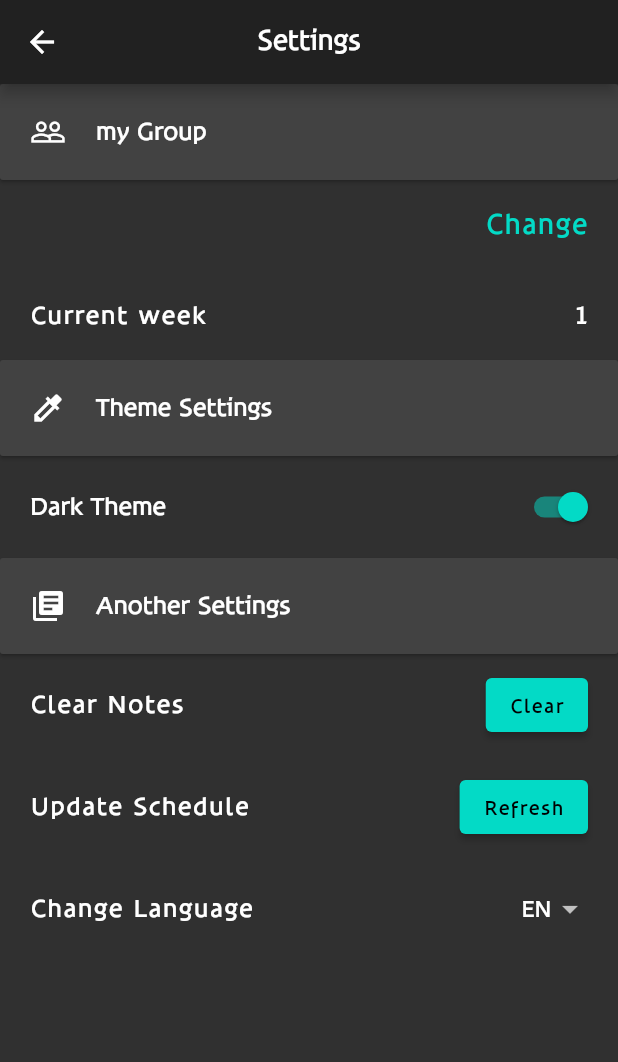
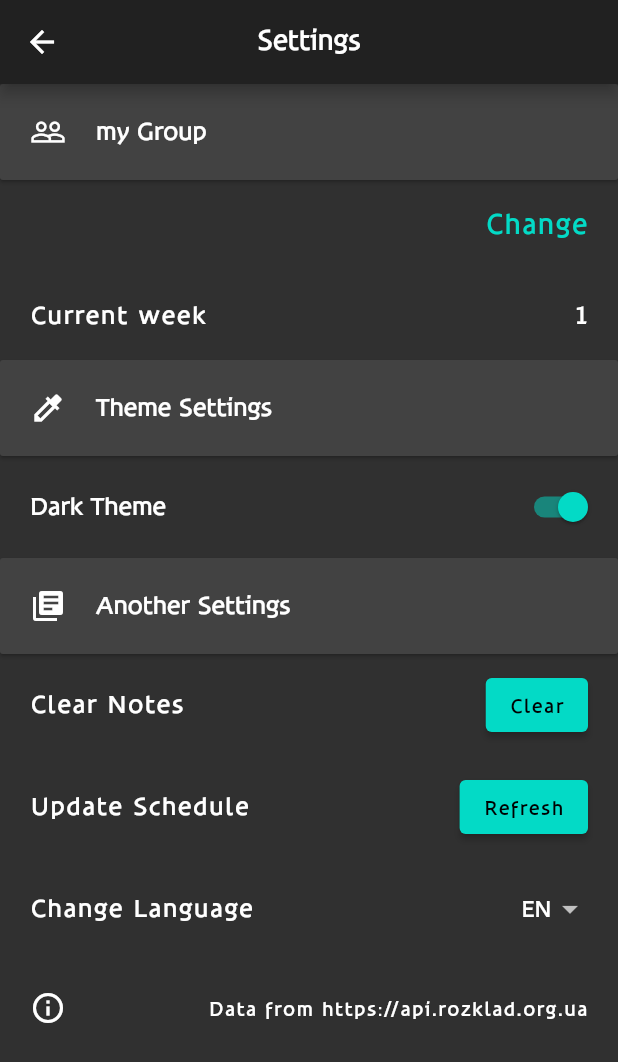
Before and after one commit to Lawliet18/kpi-schedule, a Flutter app: the Settings screen opened directly, on a phone screen of 412 x 824 dp. Shown: the top 1062 px of the screen. Run offline on Flutter 3.47's test engine with Material 2 defaults, Android fonts, the phone set to English and light mode, and no system bars; our stand-ins replace flutter_keyboard_visibility, image_picker, percent_indicator, shared_preferences, sqflite, sqflite_common; accounts and stored records are empty; network calls fail.

Commit message:
some updates

```diff
--- a/lib/Models/teacher_schedule_model.dart
+++ b/lib/Models/teacher_schedule_model.dart
@@ -27,13 +27,13 @@ class TeacherSchedules {
 
   factory TeacherSchedules.fromJson(Map<String, dynamic> json) {
     final groups = <String>[];
-    if (json['groups'] != null && json["groups"] is List<dynamic>) {
+    if (json['groups'] != null && json['groups'] is List<dynamic>) {
       json['groups'].forEach((v) {
         groups.add(v['group_full_name'] as String);
       });
     }
-    if (json["groups"] is String) {
-      groups.add(json["groups"] as String);
+    if (json['groups'] is String) {
+      groups.add(json['groups'] as String);
     }
     return TeacherSchedules(
       lessonId: json['lesson_id'],
--- a/lib/home_screen.dart
+++ b/lib/home_screen.dart
@@ -41,7 +41,7 @@ class _HomeScreenState extends State<HomeScreen> {
               children: <Widget>[
                 AnimatedCrossFade(
                     firstChild:
-                        const Image(image: AssetImage("assets/img/logo.png")),
+                        const Image(image: AssetImage('assets/img/logo.png')),
                     secondChild: Container(),
                     crossFadeState: !ifOpen
                         ? CrossFadeState.showFirst
--- a/lib/main.dart
+++ b/lib/main.dart
@@ -157,6 +157,6 @@ Week parseWeek(String value) {
     case '2':
       return Week.second;
     default:
-      throw "Unreachable";
+      throw 'Unreachable';
   }
 }
--- a/lib/particles/notes/adding_notes.dart
+++ b/lib/particles/notes/adding_notes.dart
@@ -96,7 +96,7 @@ class _AddingNotesState extends State<AddingNotes> {
     final list = Provider.of<Notifier>(context, listen: false).list;
     final images = list.join(' ');
     final date = DateTime.now();
-    final time = "${date.day} ${date.month}";
+    final time = '${date.day} ${date.month}';
     DBLessons.db.updateNotes(data, text, images, time);
     if (widget.data.dateNotes != null) {
       DBNotes.db.updateNotes(data, text, images, time);
@@ -233,6 +233,8 @@ class _BuildListOfDataState extends State<BuildListOfData> {
                                             fit: BoxFit.cover,
                                           ),
                                           Positioned(
+                                            right: -5,
+                                            top: -5,
                                             child: IconButton(
                                               icon: Icon(
                                                 Icons.close,
@@ -243,8 +245,6 @@ class _BuildListOfDataState extends State<BuildListOfData> {
                                                           listen: false)
                                                       .deleteImagePath(index),
                                             ),
-                                            right: -5,
-                                            top: -5,
                                           )
                                         ],
                                       ),
--- a/lib/particles/notes/notes_body.dart
+++ b/lib/particles/notes/notes_body.dart
@@ -231,7 +231,7 @@ class _MyAnimatedListState extends State<MyAnimatedList> {
     );
 
     // show the dialog
-    showDialog(
+    await showDialog(
       context: context,
       builder: (context) {
         return alert;
--- a/lib/particles/schedule/schedule_body.dart
+++ b/lib/particles/schedule/schedule_body.dart
@@ -169,7 +169,7 @@ class BuildLessons extends StatelessWidget {
       'Вівторок',
       'Середа',
       'Четвер',
-      "П’ятниця",
+      'П’ятниця',
       'Субота'
     ];
     return Consumer<Notifier>(
--- a/lib/particles/teachers/teacher_body.dart
+++ b/lib/particles/teachers/teacher_body.dart
@@ -69,8 +69,7 @@ class LoadingFromInternet extends StatelessWidget {
             child: CircularProgressIndicator(),
           );
         }
-        final List<Teachers> dataFromInternet =
-            snapshot.data! as List<Teachers>;
+        final dataFromInternet = snapshot.data! as List<Teachers>;
         if (snapshot.connectionState == ConnectionState.none) {
           return Center(
             child: Text(S.of(context).loadError),
@@ -155,7 +154,7 @@ class _BuildListState extends State<BuildList> {
               child: CircularProgressIndicator(),
             );
           default:
-            throw "teacherSchedule";
+            throw 'teacherSchedule';
         }
       },
     );
--- a/lib/particles/teachers/teacher_schedule.dart
+++ b/lib/particles/teachers/teacher_schedule.dart
@@ -29,7 +29,7 @@ class _TeacherScheduleWidgetState extends State<TeacherScheduleWidget> {
       'Вівторок',
       'Середа',
       'Четвер',
-      "П’ятниця",
+      'П’ятниця',
       'Субота'
     ];
     final list = listUA
--- a/lib/particles/your_notes.dart
+++ b/lib/particles/your_notes.dart
@@ -86,7 +86,6 @@ class YourNotes extends StatelessWidget {
               child: Align(
                 alignment: Alignment.bottomCenter,
                 child: SizedBox(
-                  //width: MediaQuery.of(context).size.width * 0.5,
                   child: ElevatedButton(
                     style: ButtonStyle(
                       backgroundColor: MaterialStateProperty.resolveWith<Color>(
--- a/lib/settings.dart
+++ b/lib/settings.dart
@@ -1,5 +1,6 @@
 import 'package:flutter/material.dart';
 import 'package:provider/provider.dart';
+import 'package:url_launcher/url_launcher.dart';
 
 import 'generated/l10n.dart';
 import 'main.dart';
@@ -22,7 +23,7 @@ class Settings extends StatefulWidget {
 }
 
 class _SettingsState extends State<Settings> {
-  List<String> language = ["EN", "RU", "UK"];
+  List<String> language = ['EN', 'RU', 'UK'];
   String? _value;
   @override
   void initState() {
@@ -40,7 +41,8 @@ class _SettingsState extends State<Settings> {
         ),
         body: Column(
           children: [
-          CategoryName(name: S.of(context).myGroup, icon: Icons.people_outline),
+            CategoryName(
+                name: S.of(context).myGroup, icon: Icons.people_outline),
             const ChangeGroup(),
             Padding(
               padding: const EdgeInsets.all(20),
@@ -66,7 +68,8 @@ class _SettingsState extends State<Settings> {
                 ],
               ),
             ),
-          CategoryName(name: S.of(context).colorSettings, icon: Icons.colorize),
+            CategoryName(
+                name: S.of(context).colorSettings, icon: Icons.colorize),
             const ChangeTheme(),
             CategoryName(
                 name: S.of(context).anotherSettings, icon: Icons.library_books),
@@ -116,17 +119,17 @@ class _SettingsState extends State<Settings> {
                           .toList(),
                       onChanged: (item) {
                         switch (item) {
-                        case "EN":
+                          case 'EN':
                             setLanguageButton(item);
                             break;
-                        case "RU":
+                          case 'RU':
                             setLanguageButton(item);
                             break;
-                        case "UK":
+                          case 'UK':
                             setLanguageButton(item);
                             break;
                           default:
-                          throw "Unreacheble";
+                            throw 'Unreacheble';
                         }
                       },
                     ),
@@ -134,9 +137,30 @@ class _SettingsState extends State<Settings> {
                 ],
               ),
             ),
+            Padding(
+              padding: const EdgeInsets.all(20),
+              child: Row(
+                mainAxisAlignment: MainAxisAlignment.spaceBetween,
+                children: [
+                  Icon(Icons.info_outline),
+                  InkWell(
+                    onTap: _urlLauncher,
+                    child: Text(
+                      S.of(context).about + ' https://api.rozklad.org.ua',
+                      style: const TextStyle(
+                        fontSize: 14,
+                        fontWeight: FontWeight.bold,
+                        letterSpacing: 1.2,
+                      ),
+                    ),
+                  )
                 ],
               ),
-    ));
+            ),
+          ],
+        ),
+      ),
+    );
   }
 
   void setLanguageButton(String? item) {
@@ -147,6 +171,14 @@ class _SettingsState extends State<Settings> {
     });
 
     context.read<LanguageNotifier>().setLanguage(item.toLowerCase());
+  }
+
+  Future<void> _urlLauncher() async {
+    if (await canLaunch('https://api.rozklad.org.ua')) {
+      await launch('https://api.rozklad.org.ua');
+    } else {
+      throw 'Could not launch https://api.rozklad.org.ua';
+    }
   }
 }
 
--- a/pubspec.yaml
+++ b/pubspec.yaml
@@ -26,6 +26,7 @@ dependencies:
 dev_dependencies:
   flutter_test:
     sdk: flutter
+  pedantic: ^1.11.1
 
 flutter:
   generate: true
@@ -41,4 +42,4 @@ flutter:
       fonts:
         - asset: assets/fonts/DniproCity-Bold.ttf
 flutter_intl:
-  enabled: false
+  enabled: true
```
Also changed, not shown: analysis_options.yaml (+1 -6 lines), lib/http_response/parse_groups.dart (+4 -4 lines), lib/particles/lesson_block.dart (+4 -4 lines), lib/particles/notes/image_picker.dart (+15 -17 lines), lib/save_data/db_lessons.dart (+8 -8 lines), lib/save_data/db_notes.dart (+6 -6 lines), lib/save_data/db_teacher_schedule.dart (+4 -4 lines), lib/save_data/db_teachers.dart (+5 -5 lines), lib/generated/intl/messages_all.dart, lib/generated/intl/messages_en.dart, lib/generated/intl/messages_ru.dart, lib/generated/intl/messages_uk.dart, lib/generated/l10n.dart, pubspec.lock. Lines whose indentation alone changed are shown as unchanged.
